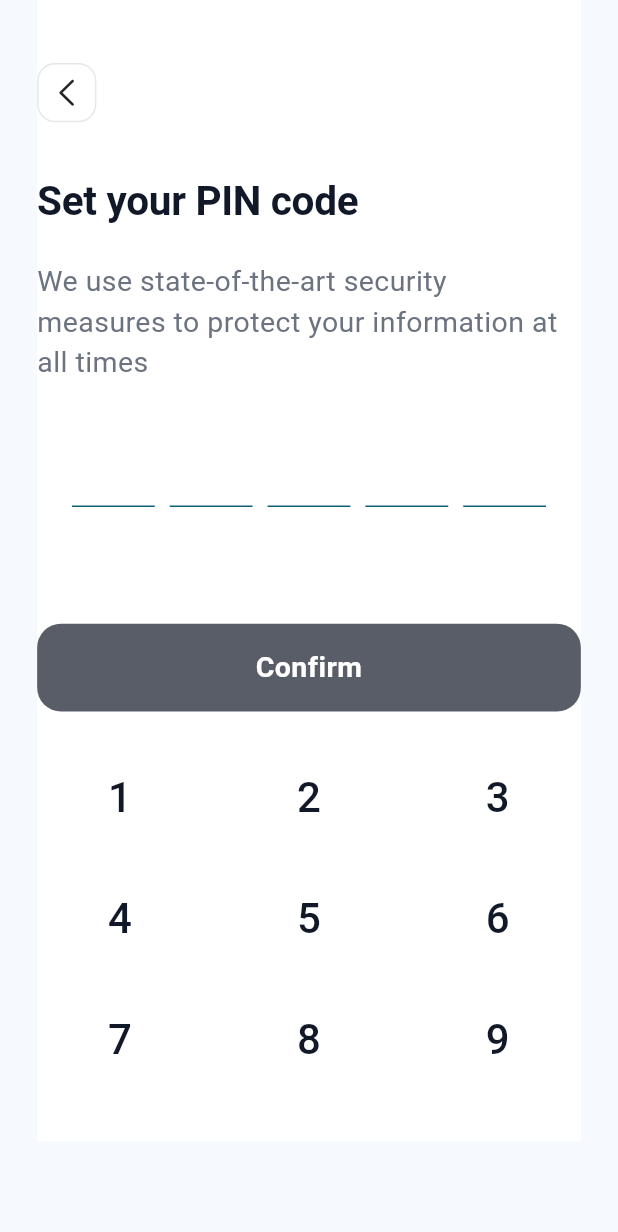
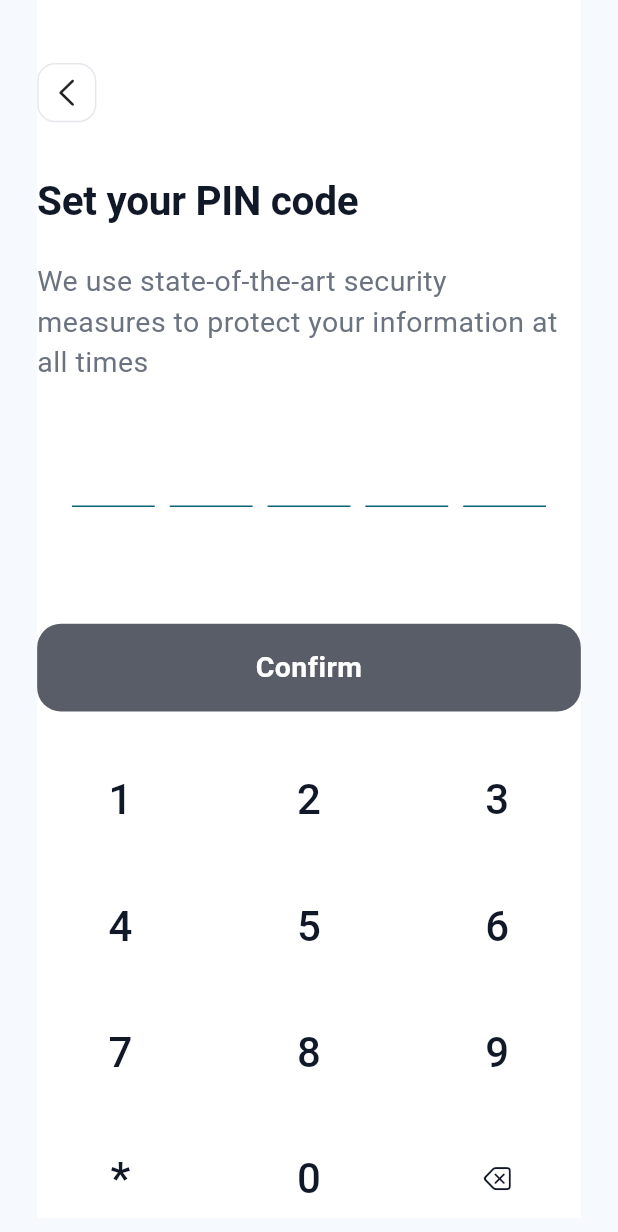
Before and after one commit to kenresoft/smart_pay_mobile, a Flutter app: the PinScreen screen opened by its route, on a phone screen of 412 x 824 dp. Shown: the top 1232 px of the screen. Run offline on Flutter 3.47's test engine with Material 3 defaults, Android fonts, the phone set to English and light mode, and no system bars; drawn by our look-alikes of animated_text_kit; our stand-ins replace device_info_plus, flutter_svg, font_awesome_flutter; missing offline and left inert: country_icons, extensionresoft, iso_countries; network calls fail; Roboto replaces fonts that are missing (SFProDisplay).

Commit message:
Update project

```diff
--- a/lib/widgets/custom_keyboard.dart
+++ b/lib/widgets/custom_keyboard.dart
@@ -1,4 +1,5 @@
 import 'package:flutter/cupertino.dart';
+import 'package:flutter/material.dart';
 
 class CustomKeyboard extends StatelessWidget {
   final Function(String) onKeyPressed;
@@ -7,14 +8,16 @@ class CustomKeyboard extends StatelessWidget {
 
   @override
   Widget build(BuildContext context) {
+    final height = MediaQuery.of(context).size.height;
+    final width = MediaQuery.of(context).size.width;
     return Container(
-      height: 270,
-      //width: MediaQuery.of(context).size.width,
-      margin: const EdgeInsets.symmetric(horizontal: 15),
+      height: 0.39 * height,
+      width: MediaQuery.of(context).size.width,
+      margin: EdgeInsets.symmetric(horizontal: width * 0.033),
       child: GridView.count(
         crossAxisCount: 3,
         padding: EdgeInsets.zero,
-        crossAxisSpacing: 45,
+        crossAxisSpacing: width * 0.1004,
         physics: const NeverScrollableScrollPhysics(),
         children: List.generate(
           12,
@@ -26,6 +29,8 @@ class CustomKeyboard extends StatelessWidget {
                 onTap: () => onKeyPressed('0'),
                 child: Container(
                   alignment: Alignment.center,
+                  color: Colors.white,
+                  margin: const EdgeInsets.all(10),
                   child: const Text(
                     '0',
                     textAlign: TextAlign.center,
@@ -44,6 +49,8 @@ class CustomKeyboard extends StatelessWidget {
                 onTap: () => onKeyPressed('*'),
                 child: Container(
                   alignment: Alignment.center,
+                  color: Colors.white,
+                  margin: const EdgeInsets.all(10),
                   child: const Text(
                     '*',
                     textAlign: TextAlign.center,
@@ -62,6 +69,8 @@ class CustomKeyboard extends StatelessWidget {
                 onTap: () => onKeyPressed('delete'),
                 child: Container(
                   alignment: Alignment.center,
+                  color: Colors.white,
+                  margin: const EdgeInsets.all(10),
                   child: const Icon(
                     CupertinoIcons.delete_left,
                     size: 20,
@@ -75,6 +84,8 @@ class CustomKeyboard extends StatelessWidget {
                 onTap: () => onKeyPressed('${index + 1}'),
                 child: Container(
                   alignment: Alignment.center,
+                  color: Colors.white,
+                  margin: const EdgeInsets.all(10),
                   child: Text(
                     '${index + 1}',
                     textAlign: TextAlign.center,
```
